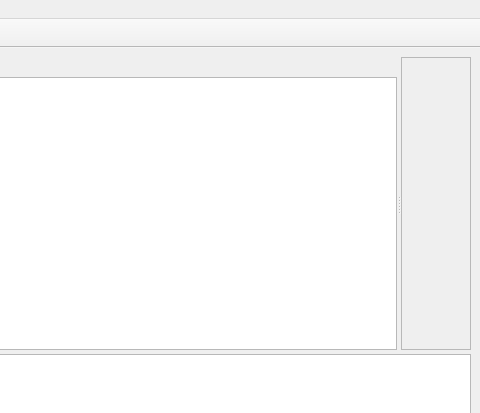
Qt form src/main-window.ui (shundhammer/qdirstat) before a commit; both pictures show x 677 to 1157 and y 0 to 413 of the 1157 by 650 pixel window.
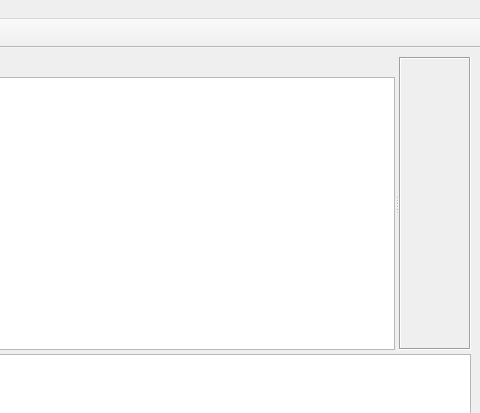
The same form after that commit. Icons and pictures are not drawn. Custom widgets are drawn as their Qt base class.

Commit message: Details views layout fine tuning

Diff of the .ui file:
```diff
--- a/src/main-window.ui
+++ b/src/main-window.ui
@@ -30,6 +30,12 @@
         <enum>Qt::Horizontal</enum>
        </property>
        <widget class="QWidget" name="treeViewContainer" native="true">
+        <property name="sizePolicy">
+         <sizepolicy hsizetype="Preferred" vsizetype="Preferred">
+          <horstretch>1</horstretch>
+          <verstretch>1</verstretch>
+         </sizepolicy>
+        </property>
         <layout class="QVBoxLayout" name="treeViewLayout">
          <property name="leftMargin">
           <number>0</number>
@@ -54,11 +60,21 @@
           </widget>
          </item>
          <item>
-          <widget class="QDirStat::DirTreeView" name="dirTreeView"/>
+          <widget class="QDirStat::DirTreeView" name="dirTreeView">
+           <property name="sizePolicy">
+            <sizepolicy hsizetype="Expanding" vsizetype="Expanding">
+             <horstretch>1</horstretch>
+             <verstretch>1</verstretch>
+            </sizepolicy>
+           </property>
+          </widget>
          </item>
         </layout>
        </widget>
        <widget class="QScrollArea" name="fileDetailsScrollArea">
+        <property name="frameShape">
+         <enum>QFrame::Box</enum>
+        </property>
         <property name="widgetResizable">
          <bool>true</bool>
         </property>
@@ -67,8 +83,8 @@
           <rect>
            <x>0</x>
            <y>0</y>
-           <width>520</width>
-           <height>289</height>
+           <width>217</width>
+           <height>287</height>
           </rect>
          </property>
         </widget>
```
The commit also changes 1 other file.
